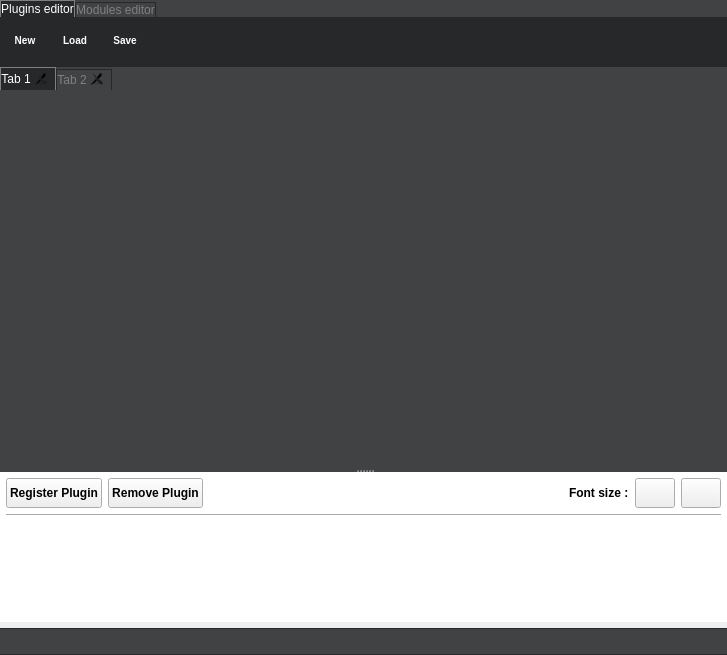
This is plugins/perspective/GraphPerspective/designer/PythonPluginsIDE.ui in Tulip-Dev/tulip as Qt 5 draws it before an edit. The edited form follows.
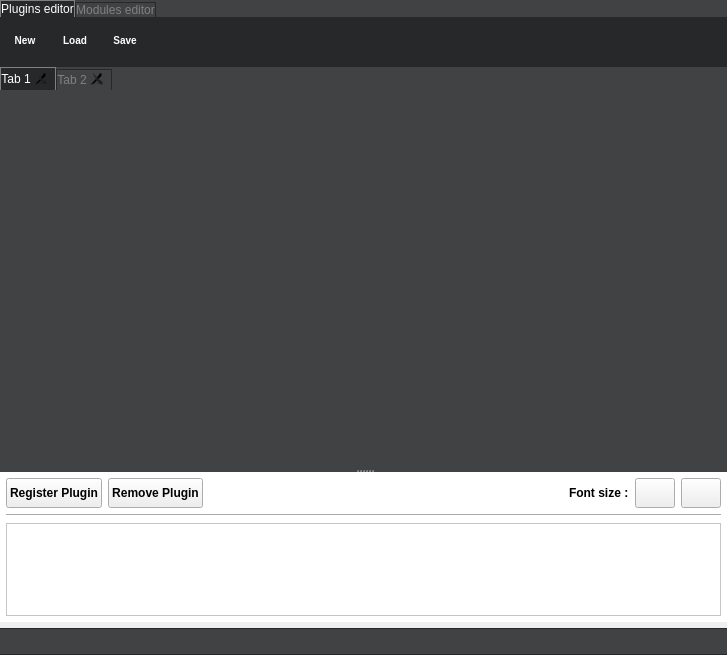
This is the edited form. Icons and pictures are not drawn. Custom widgets are drawn as their Qt base class.

Diff of the .ui file:
```diff
--- a/plugins/perspective/GraphPerspective/designer/PythonPluginsIDE.ui
+++ b/plugins/perspective/GraphPerspective/designer/PythonPluginsIDE.ui
@@ -868,16 +868,7 @@
         </widget>
        </item>
        <item>
-        <widget class="QTextBrowser" name="pluginsInfosWidget">
-         <property name="maximumSize">
-          <size>
-           <width>16777215</width>
-           <height>100</height>
-          </size>
-         </property>
-         <property name="styleSheet">
-          <string notr="true">border: 0px;</string>
-         </property>
+        <widget class="QTextBrowser" name="pluginsInfoWidget">
          <property name="openLinks">
           <bool>false</bool>
          </property>
```
Left out of the diff: 2 changed lines with no effect on the pictures.
